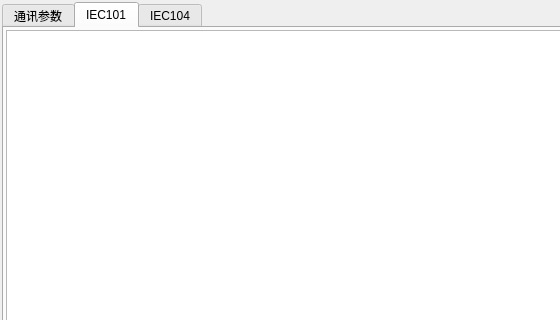
First picture: the form in d6k/trunk/src/ds_plugin/f220/deviec_configwgt.ui, repository liuning587/D6k2.0master, before the edit; both pictures show x 0 to 560 and y 0 to 320 of the 1002 by 620 pixel window.
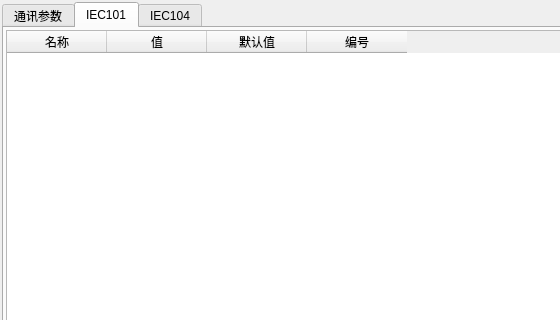
Second picture: the form after the edit. The open tabs and pages were chosen to show the change.

What changed in the file:
```diff
--- a/d6k/trunk/src/ds_plugin/f220/deviec_configwgt.ui
+++ b/d6k/trunk/src/ds_plugin/f220/deviec_configwgt.ui
@@ -121,7 +121,28 @@
         <number>2</number>
        </property>
        <item>
-        <widget class="QTableWidget" name="tableWidget_3"/>
+        <widget class="QTableWidget" name="tableWidget_3">
+         <column>
+          <property name="text">
+           <string>名称</string>
+          </property>
+         </column>
+         <column>
+          <property name="text">
+           <string>值</string>
+          </property>
+         </column>
+         <column>
+          <property name="text">
+           <string>默认值</string>
+          </property>
+         </column>
+         <column>
+          <property name="text">
+           <string>编号</string>
+          </property>
+         </column>
+        </widget>
        </item>
       </layout>
      </widget>
```
Left out of the diff: 23 changed lines with no effect on the pictures.
